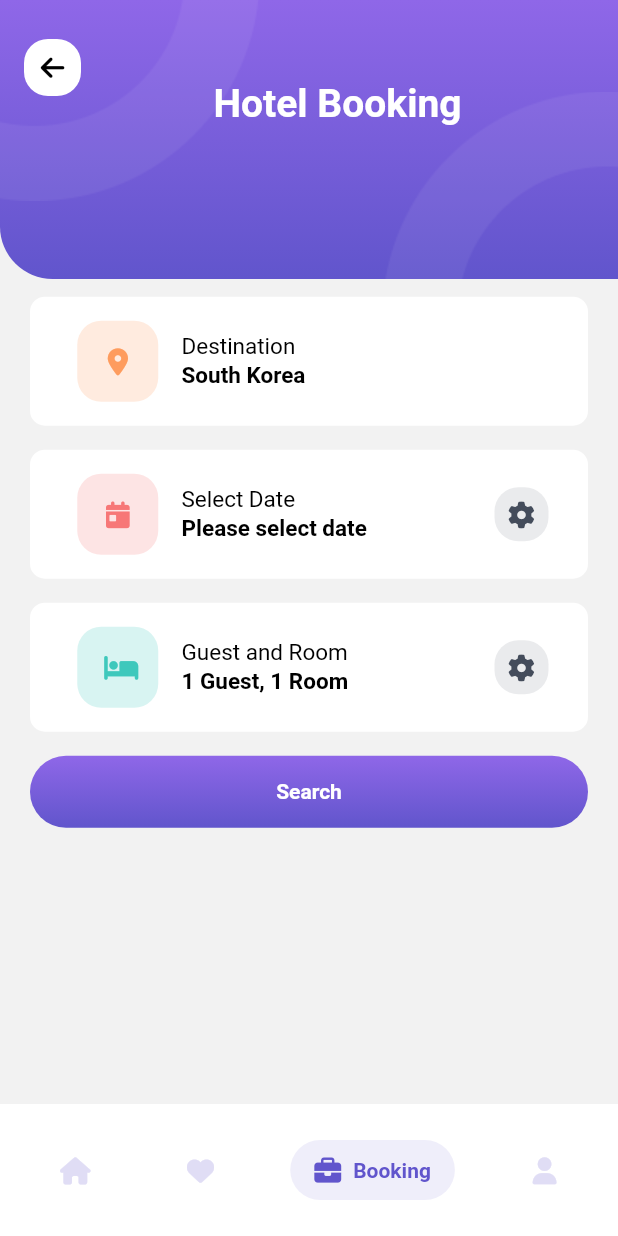
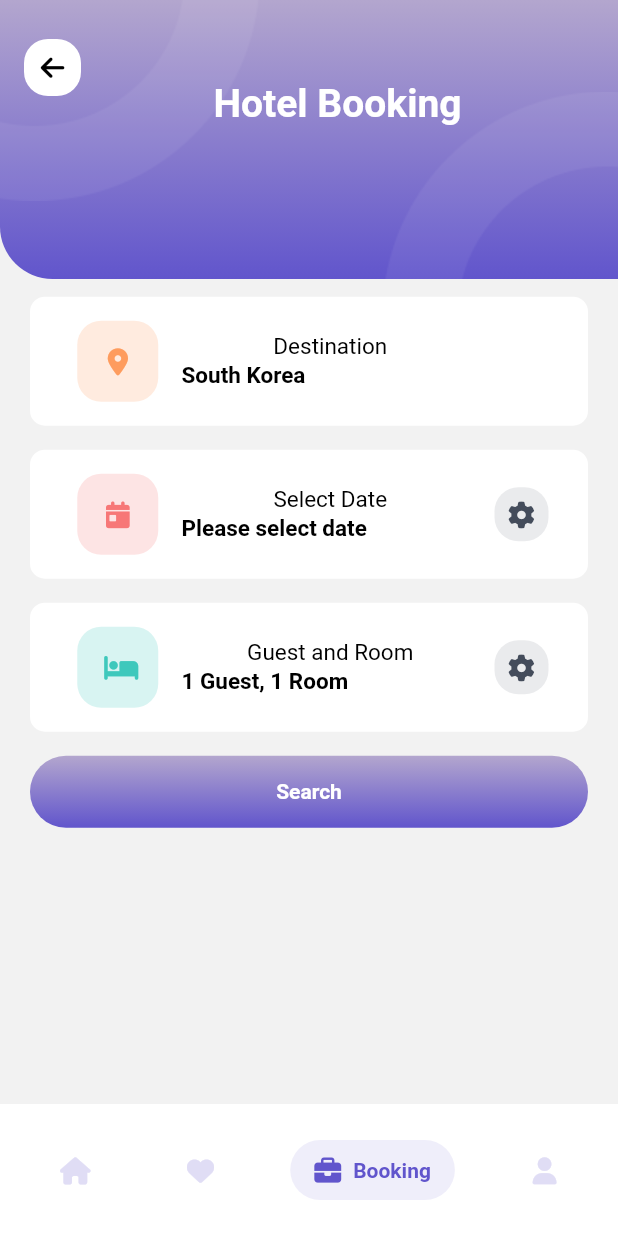
Before and after one commit to theanhtr/travel_flutter, a Flutter app: the MainScreen screen opened by its route, item 3 of the bottom bar chosen, on a phone screen of 412 x 824 dp. Run offline on Flutter 3.47's test engine with Material 2 defaults, Android fonts, the phone set to English and light mode, and no system bars; drawn by our look-alikes of salomon_bottom_bar; our stand-ins replace awesome_dialog, firebase_auth, firebase_core, font_awesome_flutter, google_maps_flutter, google_sign_in and 4 more; missing offline and left inert: flutter_facebook_auth; accounts and stored records are empty; network calls fail.

```diff
--- a/lib/core/constants/color_palatte.dart
+++ b/lib/core/constants/color_palatte.dart
@@ -2,7 +2,7 @@ import 'package:flutter/material.dart';
 
 class ColorPalette {
   static const Color primaryColor = Color(0xff6155CC);
-  static const Color secondColor = Color(0xff8F67E8);
+  static const Color secondColor = Color.fromARGB(255, 179, 166, 206);
   static const Color yellowColor = Color(0xffFE9C5E);
   static const Color opacityColor = Color(0xffE0DDF5);
 
@@ -16,6 +16,7 @@ class ColorPalette {
   static const Color cardBackgroundColor = Color.fromARGB(255, 218, 223, 239);
   static const Color blackTextColor = Colors.black;
 
+  static const Color buttonReset1 = Color.fromARGB(255, 230, 223, 245);
 }
 
 class Gradients {
@@ -28,6 +29,15 @@ class Gradients {
     ],
   );
 
+  static const Gradient defaultBackGroundButton = LinearGradient(
+    begin: Alignment.topLeft,
+    end: Alignment.bottomLeft,
+    colors: [
+      ColorPalette.buttonReset1,
+      ColorPalette.buttonReset1,
+    ],
+  );
+
   static Gradient outButtonGradientBackground = LinearGradient(
     begin: Alignment.topLeft,
     end: Alignment.bottomLeft,
--- a/lib/representation/widgets/booking_hotel_tab_container.dart
+++ b/lib/representation/widgets/booking_hotel_tab_container.dart
@@ -52,7 +52,7 @@ class _BookingHotelTabState extends State<BookingHotelTab> {
       child: Container(
         padding: const EdgeInsets.all(kDefaultPadding),
         decoration: const BoxDecoration(
-          color: ColorPalette.backgroundColor,
+          color: Color.fromARGB(255, 255, 255, 255),
           borderRadius: BorderRadius.all(Radius.circular(kItemPadding)),
         ),
         child: Row(
@@ -88,7 +88,9 @@ class _BookingHotelTabState extends State<BookingHotelTab> {
               child: Column(
                 crossAxisAlignment: CrossAxisAlignment.start,
                 children: [
-                  Container(
+                  Align(
+                    alignment: Alignment.center,
+                    child: Container(
                       margin: const EdgeInsets.only(top: kMediumPadding / 5),
                       child: Text(
                         widget.title,
@@ -96,15 +98,19 @@ class _BookingHotelTabState extends State<BookingHotelTab> {
                             .setTextSize(widget.sizeText),
                       ),
                     ),
-                  Container(
+                  ),
+                  widget.description != ""
+                      ? Container(
                           margin: const EdgeInsets.only(
-                        top: kMediumPadding / 10, bottom: kMediumPadding / 4),
+                              top: kMediumPadding / 10,
+                              bottom: kMediumPadding / 4),
                           child: Text(
                             widget.description,
                             style: TextStyles.defaultStyle.blackTextColor.bold
                                 .setTextSize(widget.sizeText),
                           ),
-                  ),
+                        )
+                      : SizedBox(width: 0, height: 0),
                 ],
               ),
             ),
--- a/lib/representation/widgets/button_widget.dart
+++ b/lib/representation/widgets/button_widget.dart
@@ -31,7 +31,7 @@ class ButtonWidgetState extends State<ButtonWidget>
   Widget build(BuildContext context) {
     return GestureDetector(
       onTap: (widget.ontap),
-      onTapDown: (TapDownDetails details){
+      onTapDown: (TapDownDetails details) {
         _controller.forward();
         Future.delayed(const Duration(milliseconds: 200), () {
           _controller.reverse();
@@ -43,14 +43,18 @@ class ButtonWidgetState extends State<ButtonWidget>
           end: widget.scaleUp,
         ).animate(_controller),
         child: Container(
-                padding: const EdgeInsets.all(kDefaultPadding),
-                decoration: BoxDecoration(
-                    borderRadius: BorderRadius.circular(kMediumPadding),
-                  gradient: Gradients.defaultGradientBackground,
-                ),
-                alignment: Alignment.center,
-                child: Text(widget.title, style: TextStyles.defaultStyle.bold.whiteTextColor)
-        ),
+            padding: const EdgeInsets.all(kDefaultPadding),
+            decoration: BoxDecoration(
+              borderRadius: BorderRadius.circular(kMediumPadding),
+              gradient: widget.title != "Reset"
+                  ? Gradients.defaultGradientBackground
+                  : Gradients.defaultBackGroundButton,
+            ),
+            alignment: Alignment.center,
+            child: Text(widget.title,
+                style: widget.title != "Reset"
+                    ? TextStyles.defaultStyle.bold.whiteTextColor
+                    : TextStyles.defaultStyle.bold.primaryTextColor)),
       ),
     );
   }
--- a/lib/routes.dart
+++ b/lib/routes.dart
@@ -4,6 +4,7 @@ import 'package:travel_app_ytb/representation/screens/checkout_screen.dart';
 import 'package:travel_app_ytb/representation/screens/forgot_password_screen.dart';
 import 'package:travel_app_ytb/representation/screens/hotel_booking_screen.dart';
 import 'package:travel_app_ytb/representation/screens/hotel_detail_screen.dart';
+import 'package:travel_app_ytb/representation/screens/hotel_filter_screen.dart';
 import 'package:travel_app_ytb/representation/screens/intro_screen.dart';
 import 'package:travel_app_ytb/representation/screens/login_screen.dart';
 import 'package:travel_app_ytb/representation/screens/main_screen.dart';
@@ -40,5 +41,6 @@ final Map<String, WidgetBuilder> routes = {
   FacilityHotel.routeName: (context) => const FacilityHotel(),
   PropertyType.routeName: (context) => const PropertyType(),
   SortByHotel.routename: (context) => const SortByHotel(),
-  SortByFlight.routename: (context) => const SortByFlight()
+  SortByFlight.routename: (context) => const SortByFlight(),
+  HotelFilterScreen.routeName: (context) => const HotelFilterScreen(),
 };
```
Also changed, not shown: lib/main.dart (+6 -1 lines), lib/representation/screens/hotel_filter_screen.dart (added, +245 -0 lines), lib/representation/widgets/out_button_widget.dart (+10 -5 lines), lib/representation/widgets/slider.dart (added, +70 -0 lines), pubspec.lock, 1 other file. Lines whose indentation alone changed are shown as unchanged.
